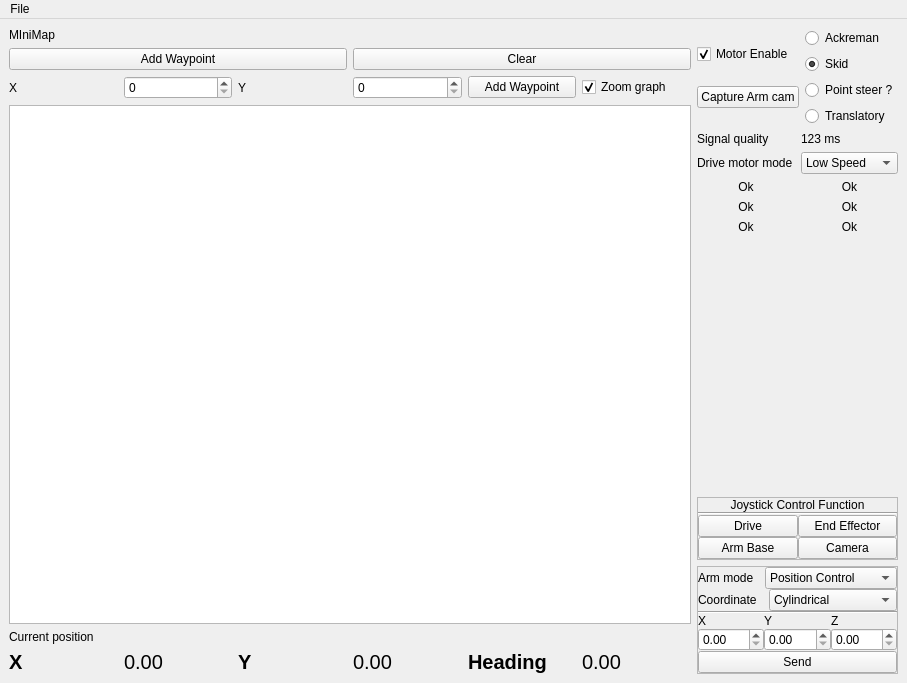
Before: the Qt Designer form catkin_ws/src/hci/ui_files/MainWindow_V4.ui in mcgill-robotics-archive/rover-2015, drawn with Qt 5.
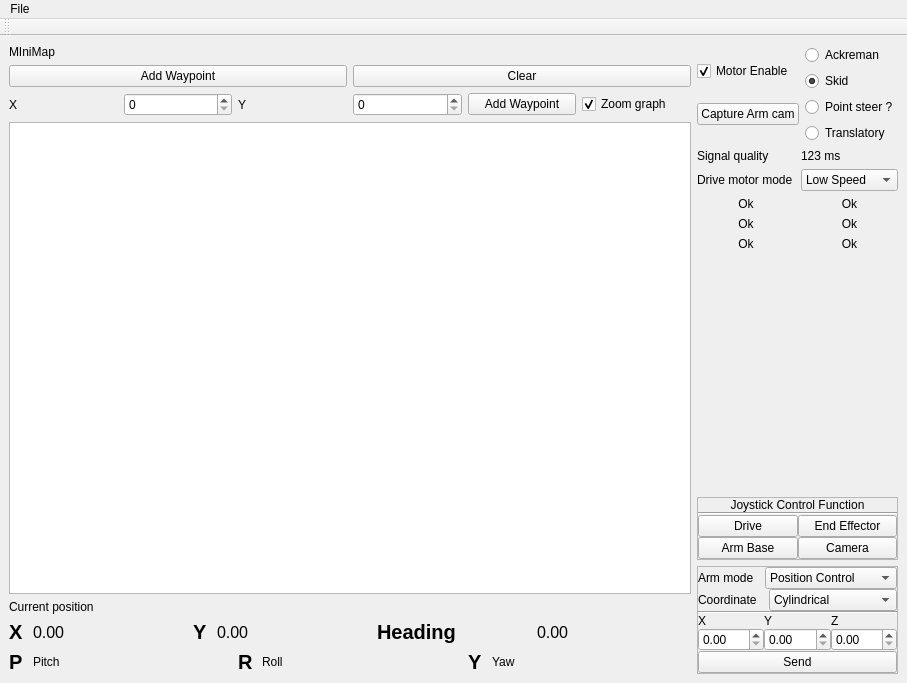
After: the same form once the commit is applied. Custom widgets are drawn as their Qt base class.

Commit message: new labels and screen res

```diff
--- a/catkin_ws/src/hci/ui_files/MainWindow_V4.ui
+++ b/catkin_ws/src/hci/ui_files/MainWindow_V4.ui
@@ -14,7 +14,7 @@
    <string>MainWindow</string>
   </property>
   <widget class="QWidget" name="centralwidget">
-   <layout class="QHBoxLayout" name="horizontalLayout_9">
+   <layout class="QHBoxLayout" name="horizontalLayout_10">
     <item>
      <layout class="QVBoxLayout" name="verticalLayout_3">
       <item>
@@ -97,6 +97,12 @@
        <layout class="QHBoxLayout" name="horizontalLayout_7">
         <item>
          <widget class="QLabel" name="label_12">
+          <property name="maximumSize">
+           <size>
+            <width>18</width>
+            <height>16777215</height>
+           </size>
+          </property>
           <property name="font">
            <font>
             <pointsize>15</pointsize>
@@ -113,7 +119,7 @@
          <widget class="QLabel" name="xActual">
           <property name="font">
            <font>
-            <pointsize>15</pointsize>
+            <pointsize>12</pointsize>
            </font>
           </property>
           <property name="text">
@@ -123,6 +129,12 @@
         </item>
         <item>
          <widget class="QLabel" name="label_15">
+          <property name="maximumSize">
+           <size>
+            <width>18</width>
+            <height>16777215</height>
+           </size>
+          </property>
           <property name="font">
            <font>
             <pointsize>15</pointsize>
@@ -139,7 +151,7 @@
          <widget class="QLabel" name="yActual">
           <property name="font">
            <font>
-            <pointsize>15</pointsize>
+            <pointsize>12</pointsize>
            </font>
           </property>
           <property name="text">
@@ -165,7 +177,7 @@
          <widget class="QLabel" name="headingActual">
           <property name="font">
            <font>
-            <pointsize>15</pointsize>
+            <pointsize>12</pointsize>
            </font>
           </property>
           <property name="text">
@@ -175,6 +187,91 @@
         </item>
        </layout>
       </item>
+      <item>
+       <layout class="QHBoxLayout" name="horizontalLayout_9">
+        <item>
+         <widget class="QLabel" name="label_18">
+          <property name="maximumSize">
+           <size>
+            <width>18</width>
+            <height>16777215</height>
+           </size>
+          </property>
+          <property name="font">
+           <font>
+            <pointsize>15</pointsize>
+            <weight>75</weight>
+            <bold>true</bold>
+           </font>
+          </property>
+          <property name="text">
+           <string>P</string>
+          </property>
+         </widget>
+        </item>
+        <item>
+         <widget class="QLabel" name="pitchLBL">
+          <property name="text">
+           <string>Pitch</string>
+          </property>
+         </widget>
+        </item>
+        <item>
+         <widget class="QLabel" name="label_19">
+          <property name="maximumSize">
+           <size>
+            <width>18</width>
+            <height>16777215</height>
+           </size>
+          </property>
+          <property name="font">
+           <font>
+            <pointsize>15</pointsize>
+            <weight>75</weight>
+            <bold>true</bold>
+           </font>
+          </property>
+          <property name="text">
+           <string>R</string>
+          </property>
+         </widget>
+        </item>
+        <item>
+         <widget class="QLabel" name="rollLBL">
+          <property name="text">
+           <string>Roll</string>
+          </property>
+         </widget>
+        </item>
+        <item>
+         <widget class="QLabel" name="label_20">
+          <property name="maximumSize">
+           <size>
+            <width>18</width>
+            <height>16777215</height>
+           </size>
+          </property>
+          <property name="font">
+           <font>
+            <pointsize>15</pointsize>
+            <weight>75</weight>
+            <bold>true</bold>
+           </font>
+          </property>
+          <property name="text">
+           <string>Y</string>
+          </property>
+         </widget>
+        </item>
+        <item>
+         <widget class="QLabel" name="yawLBL">
+          <property name="text">
+           <string>Yaw</string>
+          </property>
+         </widget>
+        </item>
+       </layout>
+      </item>
      </layout>
     </item>
     <item>
@@ -630,6 +727,17 @@
    </widget>
    <addaction name="menuFile"/>
   </widget>
+  <widget class="QToolBar" name="toolBar">
+   <property name="windowTitle">
+    <string>toolBar</string>
+   </property>
+   <attribute name="toolBarArea">
+    <enum>TopToolBarArea</enum>
+   </attribute>
+   <attribute name="toolBarBreak">
+    <bool>false</bool>
+   </attribute>
+  </widget>
   <action name="actionQuit">
    <property name="text">
     <string>Quit</string>
```
The commit also changes 4 other files.
